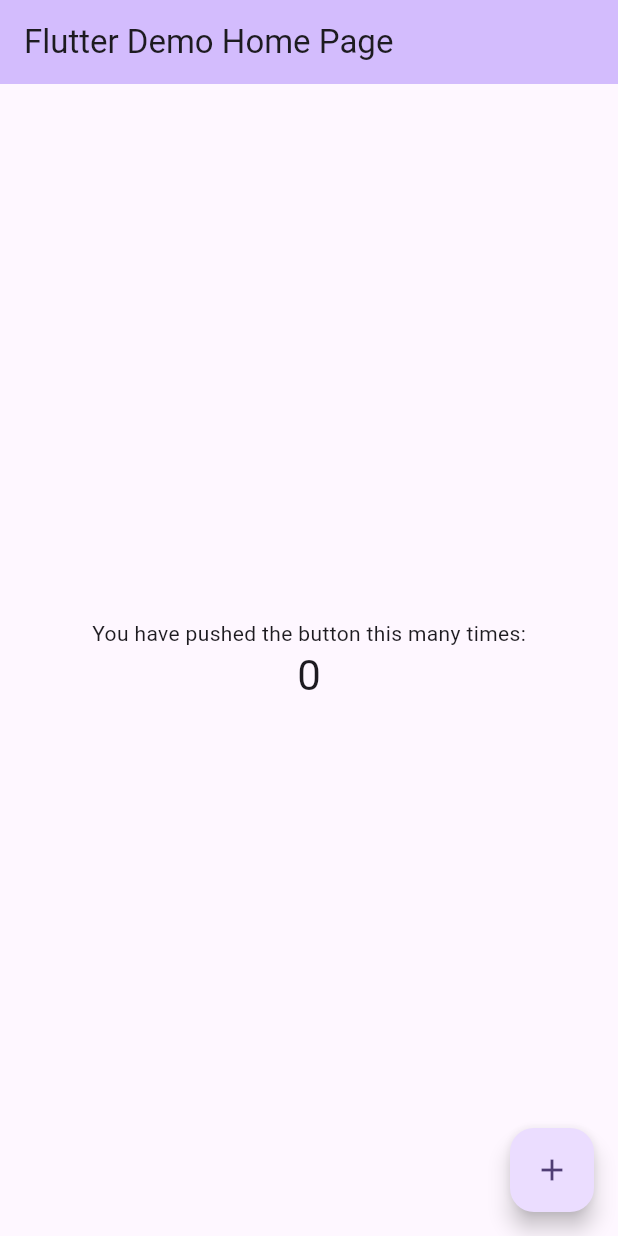
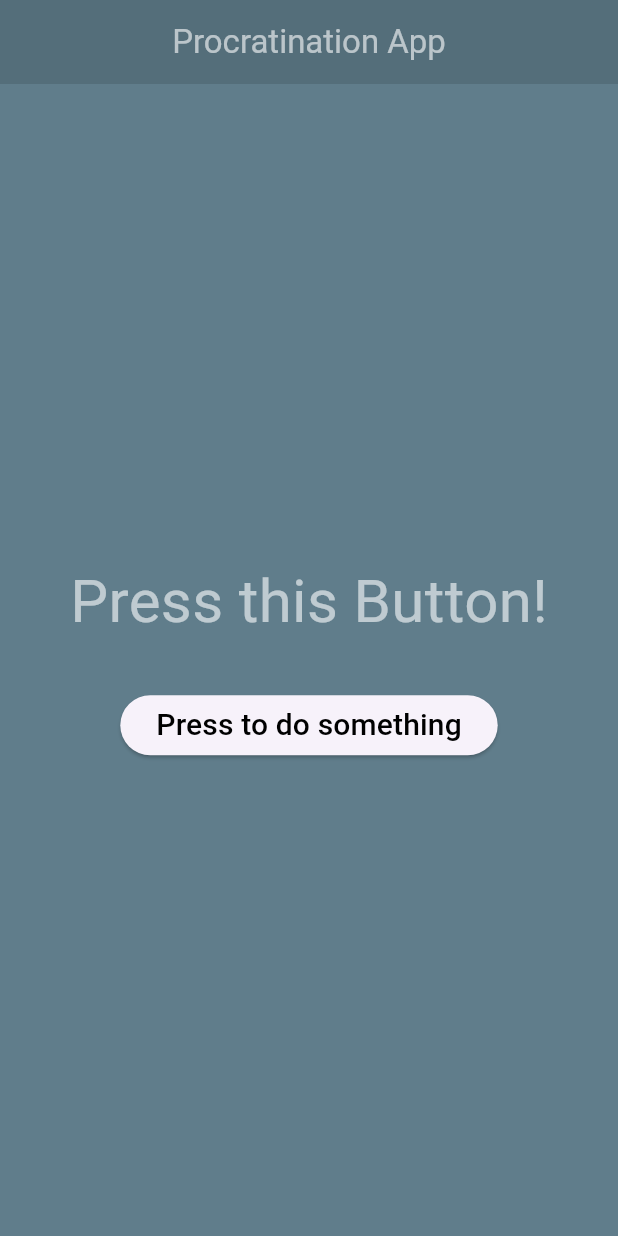
Before and after one commit to shiwani08/ProcrastinationApp, a Flutter app: the screen it shows after launch, on a phone screen of 412 x 824 dp. Run offline on Flutter 3.47's test engine with Material 3 defaults, Android fonts, the light colour scheme and no system bars.

Commit message:
Random text generation added

```diff
--- a/lib/main.dart
+++ b/lib/main.dart
@@ -1,125 +1,15 @@
 import 'package:flutter/material.dart';
+import 'package:procrastination_app/procrastination_screen.dart';
 
 void main() {
-  runApp(const MyApp());
+  runApp(Procrastination());
 }
 
-class MyApp extends StatelessWidget {
-  const MyApp({super.key});
-
-  // This widget is the root of your application.
+class Procrastination extends StatelessWidget {
   @override
   Widget build(BuildContext context) {
-    return MaterialApp(
-      title: 'Flutter Demo',
-      theme: ThemeData(
-        // This is the theme of your application.
-        //
-        // TRY THIS: Try running your application with "flutter run". You'll see
-        // the application has a purple toolbar. Then, without quitting the app,
-        // try changing the seedColor in the colorScheme below to Colors.green
-        // and then invoke "hot reload" (save your changes or press the "hot
-        // reload" button in a Flutter-supported IDE, or press "r" if you used
-        // the command line to start the app).
-        //
-        // Notice that the counter didn't reset back to zero; the application
-        // state is not lost during the reload. To reset the state, use hot
-        // restart instead.
-        //
-        // This works for code too, not just values: Most code changes can be
-        // tested with just a hot reload.
-        colorScheme: ColorScheme.fromSeed(seedColor: Colors.deepPurple),
-        useMaterial3: true,
-      ),
-      home: const MyHomePage(title: 'Flutter Demo Home Page'),
-    );
+    return (MaterialApp(
+      home: ProcrastinationScreen(),
+    ));
   }
 }
-
-class MyHomePage extends StatefulWidget {
-  const MyHomePage({super.key, required this.title});
-
-  // This widget is the home page of your application. It is stateful, meaning
-  // that it has a State object (defined below) that contains fields that affect
-  // how it looks.
-
-  // This class is the configuration for the state. It holds the values (in this
-  // case the title) provided by the parent (in this case the App widget) and
-  // used by the build method of the State. Fields in a Widget subclass are
-  // always marked "final".
-
-  final String title;
-
-  @override
-  State<MyHomePage> createState() => _MyHomePageState();
-}
-
-class _MyHomePageState extends State<MyHomePage> {
-  int _counter = 0;
-
-  void _incrementCounter() {
-    setState(() {
-      // This call to setState tells the Flutter framework that something has
-      // changed in this State, which causes it to rerun the build method below
-      // so that the display can reflect the updated values. If we changed
-      // _counter without calling setState(), then the build method would not be
-      // called again, and so nothing would appear to happen.
-      _counter++;
-    });
-  }
-
-  @override
-  Widget build(BuildContext context) {
-    // This method is rerun every time setState is called, for instance as done
-    // by the _incrementCounter method above.
-    //
-    // The Flutter framework has been optimized to make rerunning build methods
-    // fast, so that you can just rebuild anything that needs updating rather
-    // than having to individually change instances of widgets.
-    return Scaffold(
-      appBar: AppBar(
-        // TRY THIS: Try changing the color here to a specific color (to
-        // Colors.amber, perhaps?) and trigger a hot reload to see the AppBar
-        // change color while the other colors stay the same.
-        backgroundColor: Theme.of(context).colorScheme.inversePrimary,
-        // Here we take the value from the MyHomePage object that was created by
-        // the App.build method, and use it to set our appbar title.
-        title: Text(widget.title),
-      ),
-      body: Center(
-        // Center is a layout widget. It takes a single child and positions it
-        // in the middle of the parent.
-        child: Column(
-          // Column is also a layout widget. It takes a list of children and
-          // arranges them vertically. By default, it sizes itself to fit its
-          // children horizontally, and tries to be as tall as its parent.
-          //
-          // Column has various properties to control how it sizes itself and
-          // how it positions its children. Here we use mainAxisAlignment to
-          // center the children vertically; the main axis here is the vertical
-          // axis because Columns are vertical (the cross axis would be
-          // horizontal).
-          //
-          // TRY THIS: Invoke "debug painting" (choose the "Toggle Debug Paint"
-          // action in the IDE, or press "p" in the console), to see the
-          // wireframe for each widget.
-          mainAxisAlignment: MainAxisAlignment.center,
-          children: <Widget>[
-            const Text(
-              'You have pushed the button this many times:',
-            ),
-            Text(
-              '$_counter',
-              style: Theme.of(context).textTheme.headlineMedium,
-            ),
-          ],
-        ),
-      ),
-      floatingActionButton: FloatingActionButton(
-        onPressed: _incrementCounter,
-        tooltip: 'Increment',
-        child: const Icon(Icons.add),
-      ), // This trailing comma makes auto-formatting nicer for build methods.
-    );
-  }
-}
--- /dev/null
+++ b/lib/procrastination_screen.dart
@@ -0,0 +1,70 @@
+import 'dart:math';
+import 'package:flutter/material.dart';
+
+class ProcrastinationScreen extends StatefulWidget {
+  const ProcrastinationScreen({super.key});
+
+  @override
+  State<ProcrastinationScreen> createState() => _ProcrastinationScreenState();
+}
+
+class _ProcrastinationScreenState extends State<ProcrastinationScreen> {
+  //random messages
+
+  final List<String> messages = [
+    "Kal krta hu bhai",
+    "Not today",
+    "Chai pila do pehle",
+    "Mai naazuk kali hu, handle with care",
+    "Abhi sone jaara hu",
+  ];
+
+  String currentMessage = "Press this Button!";
+
+  void showRandomMessage() {
+    setState(() {
+      currentMessage = messages[Random().nextInt(messages.length)];
+    });
+  }
+
+  @override
+  Widget build(BuildContext context) {
+    return Scaffold(
+      backgroundColor: Colors.blueGrey,
+      appBar: AppBar(
+        title: Center(
+          child: Text(
+            "Procratination App",
+            style: TextStyle(color: Colors.white60),
+          ),
+        ),
+        backgroundColor: Colors.black12,
+      ),
+      body: Center(
+        child: Column(
+          mainAxisAlignment: MainAxisAlignment.center,
+          children: [
+            Text(
+              currentMessage,
+              style: TextStyle(
+                fontSize: 40,
+                color: Colors.white60
+              ),
+            ),
+            SizedBox(height: 30),
+            ElevatedButton(
+              onPressed: showRandomMessage,
+              child: Text(
+                "Press to do something",
+                style: TextStyle(
+                  color: Colors.black,
+                  fontSize: 20,
+                ),
+              ),
+            )
+          ],
+        ),
+      ),
+    );
+  }
+}
```
